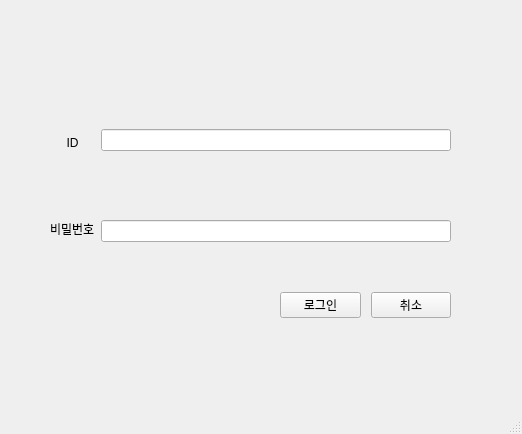
The window that myCCTV_minjung/login.ui (Kim-minjung99/INHASECURITY) describes before a commit, drawn with Qt 5.
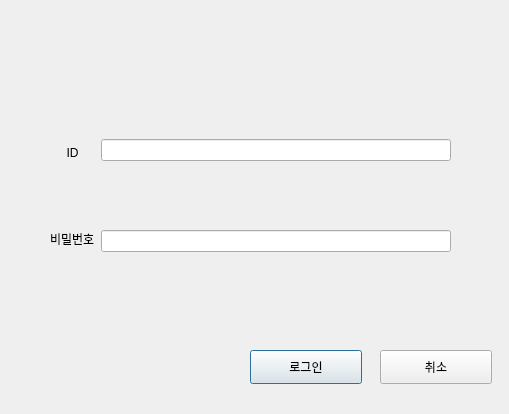
The same window after the commit. Icons and pictures are not drawn.

```diff
--- a/myCCTV_minjung/login.ui
+++ b/myCCTV_minjung/login.ui
@@ -1,28 +1,23 @@
 <?xml version="1.0" encoding="UTF-8"?>
 <ui version="4.0">
- <class>MainWindow</class>
- <widget class="QMainWindow" name="MainWindow">
+ <class>login</class>
+ <widget class="QDialog" name="login">
   <property name="geometry">
    <rect>
     <x>0</x>
     <y>0</y>
-    <width>522</width>
-    <height>434</height>
+    <width>509</width>
+    <height>414</height>
    </rect>
   </property>
   <property name="windowTitle">
    <string>Login</string>
   </property>
-  <property name="windowIcon">
-   <iconset>
-    <normaloff>cctv.png</normaloff>cctv.png</iconset>
-  </property>
-  <widget class="QWidget" name="centralwidget">
    <widget class="QLabel" name="cctvlogo">
     <property name="geometry">
      <rect>
       <x>130</x>
-      <y>20</y>
+     <y>30</y>
       <width>271</width>
       <height>81</height>
      </rect>
@@ -35,7 +30,7 @@
     <property name="geometry">
      <rect>
       <x>50</x>
-      <y>100</y>
+     <y>110</y>
       <width>401</width>
       <height>171</height>
      </rect>
@@ -77,47 +72,32 @@
      </item>
     </layout>
    </widget>
-   <widget class="QWidget" name="horizontalLayoutWidget_2">
-    <property name="geometry">
-     <rect>
-      <x>280</x>
-      <y>270</y>
-      <width>171</width>
-      <height>71</height>
-     </rect>
-    </property>
-    <layout class="QHBoxLayout" name="horizontalLayout_6">
-     <property name="spacing">
-      <number>10</number>
-     </property>
-     <item>
       <widget class="QPushButton" name="pushButton">
+   <property name="geometry">
+    <rect>
+     <x>250</x>
+     <y>350</y>
+     <width>112</width>
+     <height>34</height>
+    </rect>
+   </property>
        <property name="text">
         <string>로그인</string>
        </property>
       </widget>
-     </item>
-     <item>
       <widget class="QPushButton" name="pushButton_2">
+   <property name="geometry">
+    <rect>
+     <x>380</x>
+     <y>350</y>
+     <width>112</width>
+     <height>34</height>
+    </rect>
+   </property>
        <property name="text">
         <string>취소</string>
        </property>
       </widget>
-     </item>
-    </layout>
-   </widget>
-  </widget>
-  <widget class="QMenuBar" name="menubar">
-   <property name="geometry">
-    <rect>
-     <x>0</x>
-     <y>0</y>
-     <width>522</width>
-     <height>31</height>
-    </rect>
-   </property>
-  </widget>
-  <widget class="QStatusBar" name="statusbar"/>
  </widget>
  <resources/>
  <connections/>
```
Lines whose indentation alone changed are shown as unchanged.
